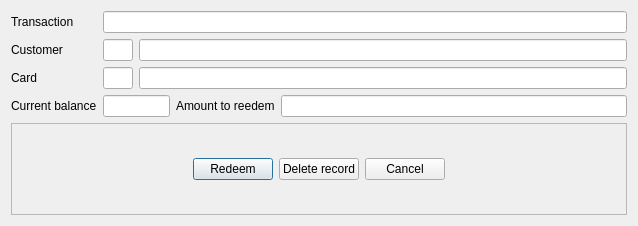
First picture: the form in FrontDesk/c5discountredeem.ui, repository End1-1/Cafe5, before the edit.
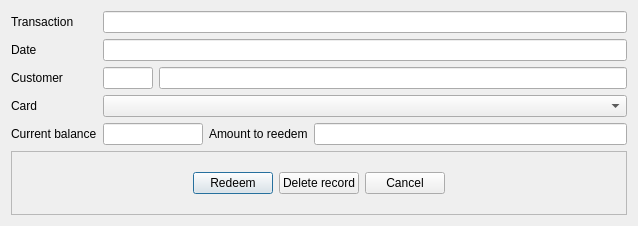
Second picture: the form after the edit. Custom widgets are drawn as their Qt base class.

What changed in the file:
```diff
--- a/FrontDesk/c5discountredeem.ui
+++ b/FrontDesk/c5discountredeem.ui
@@ -14,17 +14,16 @@
    <string>Dialog</string>
   </property>
   <layout class="QGridLayout" name="gridLayout">
-   <item row="0" column="0">
-    <widget class="QLabel" name="label_4">
+   <item row="4" column="4">
+    <widget class="C5LineEditWithSelector" name="leAmountToRedeem"/>
+   </item>
+   <item row="3" column="1" colspan="4">
+    <widget class="C5ComboBox" name="cbCard"/>
+   </item>
+   <item row="4" column="3">
+    <widget class="QLabel" name="label_3">
      <property name="text">
-      <string>Transaction</string>
-     </property>
-    </widget>
-   </item>
-   <item row="1" column="2" colspan="3">
-    <widget class="C5LineEditWithSelector" name="lePartnerName">
-     <property name="readOnly">
-      <bool>true</bool>
+      <string>Amount to reedem</string>
      </property>
     </widget>
    </item>
@@ -35,34 +34,7 @@
      </property>
     </widget>
    </item>
-   <item row="1" column="1">
-    <widget class="C5LineEditWithSelector" name="lePartner">
-     <property name="maximumSize">
-      <size>
-       <width>50</width>
-       <height>16777215</height>
-      </size>
-     </property>
-    </widget>
-   </item>
-   <item row="3" column="1" colspan="2">
-    <widget class="C5LineEditWithSelector" name="leCurrentBalance">
-     <property name="readOnly">
-      <bool>true</bool>
-     </property>
-    </widget>
-   </item>
-   <item row="3" column="4">
-    <widget class="C5LineEditWithSelector" name="leAmountToRedeem"/>
-   </item>
-   <item row="3" column="0">
-    <widget class="QLabel" name="label_2">
-     <property name="text">
-      <string>Current balance</string>
-     </property>
-    </widget>
-   </item>
-   <item row="5" column="0" colspan="5">
+   <item row="6" column="0" colspan="5">
     <widget class="QFrame" name="frame">
      <property name="frameShape">
       <enum>QFrame::Shape::StyledPanel</enum>
@@ -121,39 +93,73 @@
      </layout>
     </widget>
    </item>
-   <item row="3" column="3">
-    <widget class="QLabel" name="label_3">
-     <property name="text">
-      <string>Amount to reedem</string>
+   <item row="2" column="1">
+    <widget class="C5LineEditWithSelector" name="lePartner">
+     <property name="maximumSize">
+      <size>
+       <width>50</width>
+       <height>16777215</height>
+      </size>
      </property>
     </widget>
    </item>
-   <item row="1" column="0">
+   <item row="2" column="0">
     <widget class="QLabel" name="label">
      <property name="text">
       <string>Customer</string>
      </property>
     </widget>
    </item>
-   <item row="2" column="0">
+   <item row="4" column="1" colspan="2">
+    <widget class="C5LineEditWithSelector" name="leCurrentBalance">
+     <property name="minimumSize">
+      <size>
+       <width>100</width>
+       <height>0</height>
+      </size>
+     </property>
+     <property name="readOnly">
+      <bool>true</bool>
+     </property>
+    </widget>
+   </item>
+   <item row="3" column="0">
     <widget class="QLabel" name="label_5">
      <property name="text">
       <string>Card</string>
      </property>
     </widget>
    </item>
-   <item row="2" column="1">
-    <widget class="C5LineEditWithSelector" name="leCard">
-     <property name="maximumSize">
-      <size>
-       <width>50</width>
-       <height>16777215</height>
-      </size>
+   <item row="0" column="0">
+    <widget class="QLabel" name="label_4">
+     <property name="text">
+      <string>Transaction</string>
      </property>
     </widget>
    </item>
    <item row="2" column="2" colspan="3">
-    <widget class="C5LineEditWithSelector" name="leCardName">
+    <widget class="C5LineEditWithSelector" name="lePartnerName">
+     <property name="readOnly">
+      <bool>true</bool>
+     </property>
+    </widget>
+   </item>
+   <item row="4" column="0">
+    <widget class="QLabel" name="label_2">
+     <property name="text">
+      <string>Current balance</string>
+     </property>
+    </widget>
+   </item>
+   <item row="1" column="0">
+    <widget class="QLabel" name="label_6">
+     <property name="text">
+      <string>Date</string>
+     </property>
+    </widget>
+   </item>
+   <item row="1" column="1" colspan="4">
+    <widget class="C5DateEdit" name="leDate">
      <property name="readOnly">
       <bool>true</bool>
      </property>
@@ -167,6 +173,16 @@
    <extends>QLineEdit</extends>
    <header location="global">c5lineeditwithselector.h</header>
   </customwidget>
+  <customwidget>
+   <class>C5ComboBox</class>
+   <extends>QComboBox</extends>
+   <header location="global">c5combobox.h</header>
+  </customwidget>
+  <customwidget>
+   <class>C5DateEdit</class>
+   <extends>QLineEdit</extends>
+   <header location="global">c5dateedit.h</header>
+  </customwidget>
  </customwidgets>
  <resources/>
  <connections/>
```
Left out of the diff: 2 changed lines with no effect on the pictures.
